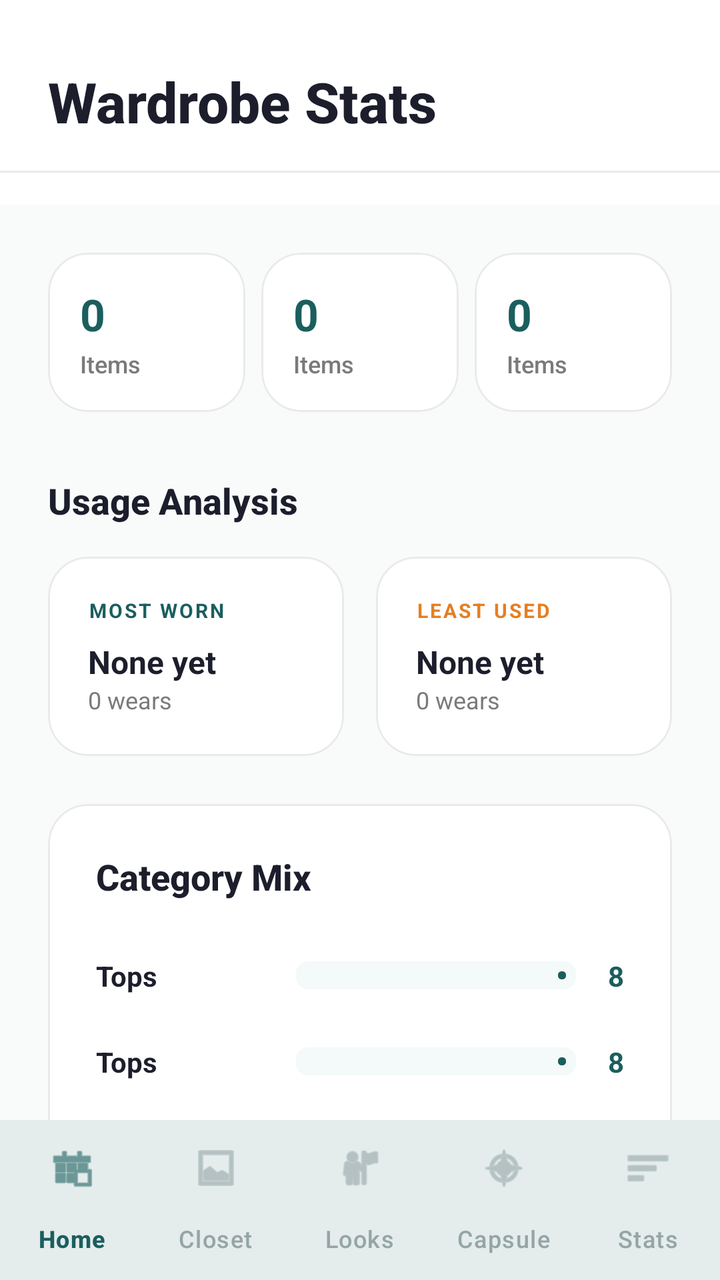
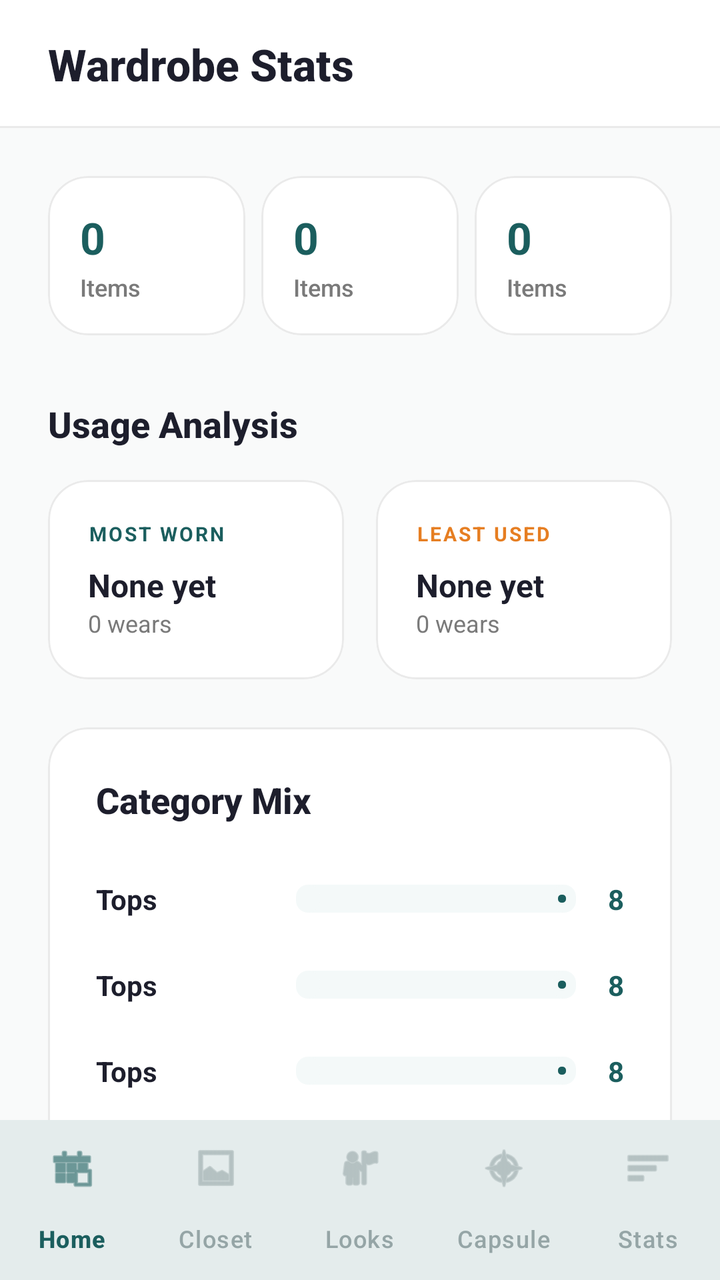

Screens rendered from an Android XML layout before and after an edit, with the pre-edit source and the edit as a unified diff.
<!-- AndroidManifest.xml: application theme Theme.FitsForYou -->
<!-- res/layout/activity_stats.xml -->
<?xml version="1.0" encoding="utf-8"?>
<androidx.constraintlayout.widget.ConstraintLayout xmlns:android="http://schemas.android.com/apk/res/android"
    xmlns:app="http://schemas.android.com/apk/res-auto"
    android:id="@+id/statsRoot"
    android:layout_width="match_parent"
    android:layout_height="match_parent"
    android:background="@color/background">

    
    <androidx.constraintlayout.widget.ConstraintLayout
        android:id="@+id/statsHeader"
        android:layout_width="match_parent"
        android:layout_height="wrap_content"
        android:background="@color/white"
        android:paddingBottom="16dp"
        app:layout_constraintTop_toTopOf="parent">

        <TextView
            android:id="@+id/statsTitle"
            style="@style/TextTitle"
            android:layout_width="wrap_content"
            android:layout_height="wrap_content"
            android:layout_marginStart="24dp"
            android:layout_marginTop="32dp"
            android:text="Wardrobe Stats"
            app:layout_constraintStart_toStartOf="parent"
            app:layout_constraintTop_toTopOf="parent" />

        <View
            android:layout_width="match_parent"
            android:layout_height="1dp"
            android:layout_marginTop="16dp"
            android:background="@color/border"
            app:layout_constraintTop_toBottomOf="@id/statsTitle" />
    </androidx.constraintlayout.widget.ConstraintLayout>

    <androidx.core.widget.NestedScrollView
        android:layout_width="match_parent"
        android:layout_height="0dp"
        android:fillViewport="true"
        app:layout_constraintBottom_toTopOf="@id/bottomNavigation"
        app:layout_constraintTop_toBottomOf="@id/statsHeader">

        <LinearLayout
            android:layout_width="match_parent"
            android:layout_height="wrap_content"
            android:orientation="vertical"
            android:padding="@dimen/spacing_large">

            
            <LinearLayout
                android:layout_width="match_parent"
                android:layout_height="wrap_content"
                android:orientation="horizontal">

                <include
                    layout="@layout/layout_stats_card_modern"
                    android:id="@+id/cardTotalClothes"
                    android:layout_width="0dp"
                    android:layout_height="wrap_content"
                    android:layout_weight="1" />

                <include
                    layout="@layout/layout_stats_card_modern"
                    android:id="@+id/cardTotalOutfits"
                    android:layout_width="0dp"
                    android:layout_height="wrap_content"
                    android:layout_weight="1"
                    android:layout_marginHorizontal="8dp" />

                <include
                    layout="@layout/layout_stats_card_modern"
                    android:id="@+id/cardCapsuleItems"
                    android:layout_width="0dp"
                    android:layout_height="wrap_content"
                    android:layout_weight="1" />
            </LinearLayout>

            <TextView
                style="@style/TextHeader"
                android:layout_width="wrap_content"
                android:layout_height="wrap_content"
                android:layout_marginTop="32dp"
                android:text="Usage Analysis"
                android:textSize="@dimen/text_size_subheader" />

            <LinearLayout
                android:layout_width="match_parent"
                android:layout_height="wrap_content"
                android:layout_marginTop="16dp"
                android:orientation="horizontal">

                <com.google.android.material.card.MaterialCardView
                    android:layout_width="0dp"
                    android:layout_height="wrap_content"
                    android:layout_marginEnd="8dp"
                    android:layout_weight="1"
                    app:cardCornerRadius="@dimen/card_corner_radius"
                    app:cardElevation="0dp"
                    app:strokeColor="@color/border"
                    app:strokeWidth="1dp">

                    <LinearLayout
                        android:layout_width="match_parent"
                        android:layout_height="wrap_content"
                        android:orientation="vertical"
                        android:padding="20dp">

                        <TextView
                            android:layout_width="wrap_content"
                            android:layout_height="wrap_content"
                            android:text="MOST WORN"
                            android:textColor="@color/primary"
                            android:textSize="@dimen/text_size_caption"
                            android:textStyle="bold"
                            android:letterSpacing="0.1" />

                        <TextView
                            android:id="@+id/mostWornTitle"
                            android:layout_width="wrap_content"
                            android:layout_height="wrap_content"
                            android:layout_marginTop="8dp"
                            android:text="None yet"
                            android:textColor="@color/text_primary"
                            android:textSize="@dimen/text_size_body"
                            android:textStyle="bold"
                            android:maxLines="1"
                            android:ellipsize="end" />

                        <TextView
                            android:id="@+id/mostWornCount"
                            android:layout_width="wrap_content"
                            android:layout_height="wrap_content"
                            android:text="0 wears"
                            android:textColor="@color/text_secondary"
                            android:textSize="@dimen/text_size_tiny" />
                    </LinearLayout>
                </com.google.android.material.card.MaterialCardView>

                <com.google.android.material.card.MaterialCardView
                    android:layout_width="0dp"
                    android:layout_height="wrap_content"
                    android:layout_marginStart="8dp"
                    android:layout_weight="1"
                    app:cardCornerRadius="@dimen/card_corner_radius"
                    app:cardElevation="0dp"
                    app:strokeColor="@color/border"
                    app:strokeWidth="1dp">

                    <LinearLayout
                        android:layout_width="match_parent"
                        android:layout_height="wrap_content"
                        android:orientation="vertical"
                        android:padding="20dp">

                        <TextView
                            android:layout_width="wrap_content"
                            android:layout_height="wrap_content"
                            android:text="LEAST USED"
                            android:textColor="@color/outfit_orange"
                            android:textSize="@dimen/text_size_caption"
                            android:textStyle="bold"
                            android:letterSpacing="0.1" />

                        <TextView
                            android:id="@+id/leastWornTitle"
                            android:layout_width="wrap_content"
                            android:layout_height="wrap_content"
                            android:layout_marginTop="8dp"
                            android:text="None yet"
                            android:textColor="@color/text_primary"
                            android:textSize="@dimen/text_size_body"
                            android:textStyle="bold"
                            android:maxLines="1"
                            android:ellipsize="end" />

                        <TextView
                            android:id="@+id/leastWornCount"
                            android:layout_width="wrap_content"
                            android:layout_height="wrap_content"
                            android:text="0 wears"
                            android:textColor="@color/text_secondary"
                            android:textSize="@dimen/text_size_tiny" />
                    </LinearLayout>
                </com.google.android.material.card.MaterialCardView>
            </LinearLayout>

            
            <com.google.android.material.card.MaterialCardView
                android:layout_width="match_parent"
                android:layout_height="wrap_content"
                android:layout_marginTop="24dp"
                app:cardCornerRadius="@dimen/card_corner_radius"
                app:cardElevation="0dp"
                app:strokeColor="@color/border"
                app:strokeWidth="1dp">

                <LinearLayout
                    android:layout_width="match_parent"
                    android:layout_height="wrap_content"
                    android:orientation="vertical"
                    android:padding="24dp">

                    <TextView
                        style="@style/TextHeader"
                        android:layout_width="wrap_content"
                        android:layout_height="wrap_content"
                        android:text="Category Mix"
                        android:textSize="@dimen/text_size_subheader" />

                    <include
                        layout="@layout/layout_stats_bar"
                        android:id="@+id/barTops"
                        android:layout_width="match_parent"
                        android:layout_height="wrap_content"
                        android:layout_marginTop="20dp" />

                    <include
                        layout="@layout/layout_stats_bar"
                        android:id="@+id/barTraditional"
                        android:layout_width="match_parent"
                        android:layout_height="wrap_content"
                        android:layout_marginTop="8dp" />

                    <include
                        layout="@layout/layout_stats_bar"
                        android:id="@+id/barBottoms"
                        android:layout_width="match_parent"
                        android:layout_height="wrap_content"
                        android:layout_marginTop="8dp" />

                    <include
                        layout="@layout/layout_stats_bar"
                        android:id="@+id/barOuterwear"
                        android:layout_width="match_parent"
                        android:layout_height="wrap_content"
                        android:layout_marginTop="8dp" />

                    <include
                        layout="@layout/layout_stats_bar"
                        android:id="@+id/barShoes"
                        android:layout_width="match_parent"
                        android:layout_height="wrap_content"
                        android:layout_marginTop="8dp" />
                </LinearLayout>
            </com.google.android.material.card.MaterialCardView>

            
            <com.google.android.material.card.MaterialCardView
                android:layout_width="match_parent"
                android:layout_height="wrap_content"
                android:layout_marginTop="24dp"
                android:layout_marginBottom="40dp"
                app:cardCornerRadius="@dimen/card_corner_radius"
                app:cardElevation="0dp"
                app:strokeColor="@color/border"
                app:strokeWidth="1dp">

                <LinearLayout
                    android:layout_width="match_parent"
                    android:layout_height="wrap_content"
                    android:orientation="vertical"
                    android:padding="24dp">

                    <TextView
                        style="@style/TextHeader"
                        android:layout_width="wrap_content"
                        android:layout_height="wrap_content"
                        android:text="Wardrobe Insights"
                        android:textSize="@dimen/text_size_subheader" />

                    <LinearLayout
                        android:layout_width="match_parent"
                        android:layout_height="wrap_content"
                        android:layout_marginTop="16dp"
                        android:gravity="center_vertical"
                        android:orientation="horizontal">

                        <TextView
                            android:id="@+id/wearCountBadge"
                            android:layout_width="wrap_content"
                            android:layout_height="wrap_content"
                            android:background="@color/trend_bg"
                            android:paddingHorizontal="14dp"
                            android:paddingVertical="10dp"
                            android:text="Wears: 0"
                            android:textColor="@color/trend_text"
                            android:textStyle="bold"
                            android:textSize="@dimen/text_size_small" />

                        <TextView
                            android:id="@+id/usageInsightText"
                            android:layout_width="0dp"
                            android:layout_height="wrap_content"
                            android:layout_marginStart="20dp"
                            android:layout_weight="1"
                            android:text="Keep adding items to see more detailed insights."
                            android:textColor="@color/text_secondary"
                            android:textSize="@dimen/text_size_small" />
                    </LinearLayout>
                </LinearLayout>
            </com.google.android.material.card.MaterialCardView>

        </LinearLayout>
    </androidx.core.widget.NestedScrollView>

    <com.google.android.material.bottomnavigation.BottomNavigationView
        android:id="@+id/bottomNavigation"
        android:layout_width="match_parent"
        android:layout_height="wrap_content"
        android:background="@color/white"
        app:itemIconTint="@color/bottom_nav_selector"
        app:itemTextColor="@color/bottom_nav_selector"
        app:labelVisibilityMode="labeled"
        app:layout_constraintBottom_toBottomOf="parent"
        app:menu="@menu/bottom_nav_menu"
        app:elevation="8dp" />

</androidx.constraintlayout.widget.ConstraintLayout>
<!-- res/layout/layout_stats_card_modern.xml (included above) -->
<?xml version="1.0" encoding="utf-8"?>
<com.google.android.material.card.MaterialCardView xmlns:android="http://schemas.android.com/apk/res/android"
    xmlns:app="http://schemas.android.com/apk/res-auto"
    android:layout_width="match_parent"
    android:layout_height="wrap_content"
    app:cardCornerRadius="@dimen/card_corner_radius"
    app:cardElevation="0dp"
    app:strokeColor="@color/border"
    app:strokeWidth="1dp"
    android:clickable="true"
    android:focusable="true"
    android:foreground="?attr/selectableItemBackground">

    <LinearLayout
        android:layout_width="match_parent"
        android:layout_height="wrap_content"
        android:orientation="vertical"
        android:padding="16dp">

        <TextView
            android:id="@+id/statsValue"
            android:layout_width="wrap_content"
            android:layout_height="wrap_content"
            android:text="0"
            android:textColor="@color/primary"
            android:textSize="@dimen/text_size_header"
            android:textStyle="bold" />

        <TextView
            android:id="@+id/statsLabel"
            android:layout_width="wrap_content"
            android:layout_height="wrap_content"
            android:layout_marginTop="2dp"
            android:text="Items"
            android:textColor="@color/text_secondary"
            android:textSize="@dimen/text_size_tiny"
            android:fontFamily="sans-serif-medium" />
    </LinearLayout>
</com.google.android.material.card.MaterialCardView>
<!-- res/layout/layout_stats_bar.xml (included above) -->
<?xml version="1.0" encoding="utf-8"?>
<LinearLayout xmlns:android="http://schemas.android.com/apk/res/android"
    xmlns:app="http://schemas.android.com/apk/res-auto"
    android:layout_width="match_parent"
    android:layout_height="wrap_content"
    android:gravity="center_vertical"
    android:orientation="horizontal"
    android:paddingVertical="8dp">

    <TextView
        android:id="@+id/barLabel"
        android:layout_width="100dp"
        android:layout_height="wrap_content"
        android:text="Tops"
        android:textColor="@color/text_primary"
        android:textSize="@dimen/text_size_small"
        android:textStyle="bold" />

    <com.google.android.material.progressindicator.LinearProgressIndicator
        android:id="@+id/barIndicator"
        android:layout_width="0dp"
        android:layout_height="wrap_content"
        android:layout_weight="1"
        android:progress="80"
        app:indicatorColor="@color/primary"
        app:trackColor="@color/primary_xlight"
        app:trackCornerRadius="6dp"
        app:trackThickness="14dp" />

    <TextView
        android:id="@+id/barValue"
        android:layout_width="wrap_content"
        android:layout_height="wrap_content"
        android:layout_marginStart="16dp"
        android:text="8"
        android:textColor="@color/primary"
        android:textSize="@dimen/text_size_small"
        android:textStyle="bold" />
</LinearLayout>
<!-- resources referenced by this layout -->
<resources>
  <color name="background">#F9FAFA</color>
  <color name="border">#EAEAEA</color>
  <color name="outfit_orange">#E67E22</color>
  <color name="primary">#1B5E5E</color>
  <color name="primary_xlight">#F4F9F9</color>
  <color name="text_primary">#1D1E2C</color>
  <color name="text_secondary">#7A7A7A</color>
  <color name="trend_bg">#E6F4F1</color>
  <color name="trend_text">#1B5E5E</color>
  <color name="white">#FFFFFFFF</color>
  <dimen name="card_corner_radius">20dp</dimen>
  <dimen name="spacing_large">24dp</dimen>
  <dimen name="text_size_body">16sp</dimen>
  <dimen name="text_size_caption">10sp</dimen>
  <dimen name="text_size_header">22sp</dimen>
  <dimen name="text_size_small">14sp</dimen>
  <dimen name="text_size_subheader">18sp</dimen>
  <dimen name="text_size_tiny">12sp</dimen>
  <style name="TextHeader">
          <item name="android:textSize">@dimen/text_size_header</item>
          <item name="android:textStyle">bold</item>
          <item name="android:textColor">@color/text_primary</item>
          <item name="android:fontFamily">sans-serif-medium</item>
      </style>
  <style name="TextTitle">
          <item name="android:textSize">@dimen/text_size_title</item>
          <item name="android:textStyle">bold</item>
          <item name="android:textColor">@color/text_primary</item>
          <item name="android:fontFamily">sans-serif-medium</item>
      </style>
  <style name="Theme.FitsForYou" parent="Base.Theme.FitsForYou" />
  <dimen name="text_size_title">28sp</dimen>
  <style name="Base.Theme.FitsForYou" parent="Theme.Material3.DayNight.NoActionBar">
          <item name="colorPrimary">@color/primary</item>
          <item name="colorOnPrimary">@color/on_primary</item>
          <item name="colorSecondary">@color/secondary</item>
          <item name="colorOnSecondary">@color/on_secondary</item>
          <item name="android:windowBackground">@color/background</item>
          <item name="colorSurface">@color/surface</item>
          <item name="colorOnSurface">@color/on_surface</item>
      </style>
  <color name="on_primary">#FFFFFF</color>
  <color name="secondary">#1B5E5E</color>
  <color name="on_secondary">#FFFFFF</color>
  <color name="surface">#FFFFFF</color>
  <color name="on_surface">#1B5E5E</color>
</resources>

<!-- the commit's change to res/layout/activity_stats.xml (unified diff, before → after) -->
@@ -10,28 +10,26 @@
     <androidx.constraintlayout.widget.ConstraintLayout
         android:id="@+id/statsHeader"
         android:layout_width="match_parent"
-        android:layout_height="wrap_content"
+        android:layout_height="@dimen/header_height"
         android:background="@color/white"
-        android:paddingBottom="16dp"
         app:layout_constraintTop_toTopOf="parent">
 
         <TextView
             android:id="@+id/statsTitle"
-            style="@style/TextTitle"
+            style="@style/TextHeader"
             android:layout_width="wrap_content"
             android:layout_height="wrap_content"
-            android:layout_marginStart="24dp"
-            android:layout_marginTop="32dp"
+            android:layout_marginStart="@dimen/spacing_large"
             android:text="Wardrobe Stats"
+            app:layout_constraintBottom_toBottomOf="parent"
             app:layout_constraintStart_toStartOf="parent"
             app:layout_constraintTop_toTopOf="parent" />
 
         <View
             android:layout_width="match_parent"
             android:layout_height="1dp"
-            android:layout_marginTop="16dp"
             android:background="@color/border"
-            app:layout_constraintTop_toBottomOf="@id/statsTitle" />
+            app:layout_constraintBottom_toBottomOf="parent" />
     </androidx.constraintlayout.widget.ConstraintLayout>
 
     <androidx.core.widget.NestedScrollView
@@ -66,7 +64,7 @@
                     android:layout_width="0dp"
                     android:layout_height="wrap_content"
                     android:layout_weight="1"
-                    android:layout_marginHorizontal="8dp" />
+                    android:layout_marginHorizontal="@dimen/spacing_small" />
 
                 <include
                     layout="@layout/layout_stats_card_modern"
@@ -80,20 +78,20 @@
                 style="@style/TextHeader"
                 android:layout_width="wrap_content"
                 android:layout_height="wrap_content"
-                android:layout_marginTop="32dp"
+                android:layout_marginTop="@dimen/spacing_xlarge"
                 android:text="Usage Analysis"
                 android:textSize="@dimen/text_size_subheader" />
 
             <LinearLayout
                 android:layout_width="match_parent"
                 android:layout_height="wrap_content"
-                android:layout_marginTop="16dp"
+                android:layout_marginTop="@dimen/spacing_medium"
                 android:orientation="horizontal">
 
                 <com.google.android.material.card.MaterialCardView
                     android:layout_width="0dp"
                     android:layout_height="wrap_content"
-                    android:layout_marginEnd="8dp"
+                    android:layout_marginEnd="@dimen/spacing_small"
                     android:layout_weight="1"
                     app:cardCornerRadius="@dimen/card_corner_radius"
                     app:cardElevation="0dp"
@@ -140,7 +138,7 @@
                 <com.google.android.material.card.MaterialCardView
                     android:layout_width="0dp"
                     android:layout_height="wrap_content"
-                    android:layout_marginStart="8dp"
+                    android:layout_marginStart="@dimen/spacing_small"
                     android:layout_weight="1"
                     app:cardCornerRadius="@dimen/card_corner_radius"
                     app:cardElevation="0dp"
@@ -189,7 +187,7 @@
             <com.google.android.material.card.MaterialCardView
                 android:layout_width="match_parent"
                 android:layout_height="wrap_content"
-                android:layout_marginTop="24dp"
+                android:layout_marginTop="@dimen/spacing_large"
                 app:cardCornerRadius="@dimen/card_corner_radius"
                 app:cardElevation="0dp"
                 app:strokeColor="@color/border"
@@ -199,7 +197,7 @@
                     android:layout_width="match_parent"
                     android:layout_height="wrap_content"
                     android:orientation="vertical"
-                    android:padding="24dp">
+                    android:padding="@dimen/spacing_large">
 
                     <TextView
                         style="@style/TextHeader"
@@ -249,7 +247,7 @@
             <com.google.android.material.card.MaterialCardView
                 android:layout_width="match_parent"
                 android:layout_height="wrap_content"
-                android:layout_marginTop="24dp"
+                android:layout_marginTop="@dimen/spacing_large"
                 android:layout_marginBottom="40dp"
                 app:cardCornerRadius="@dimen/card_corner_radius"
                 app:cardElevation="0dp"
@@ -260,7 +258,7 @@
                     android:layout_width="match_parent"
                     android:layout_height="wrap_content"
                     android:orientation="vertical"
-                    android:padding="24dp">
+                    android:padding="@dimen/spacing_large">
 
                     <TextView
                         style="@style/TextHeader"
@@ -272,7 +270,7 @@
                     <LinearLayout
                         android:layout_width="match_parent"
                         android:layout_height="wrap_content"
-                        android:layout_marginTop="16dp"
+                        android:layout_marginTop="@dimen/spacing_medium"
                         android:gravity="center_vertical"
                         android:orientation="horizontal">
 
@@ -335,7 +333,7 @@
         android:layout_width="match_parent"
         android:layout_height="wrap_content"
         android:orientation="vertical"
-        android:padding="16dp">
+        android:padding="@dimen/spacing_medium">
 
         <TextView
             android:id="@+id/statsValue"
@@ -365,7 +363,7 @@
     android:layout_height="wrap_content"
     android:gravity="center_vertical"
     android:orientation="horizontal"
-    android:paddingVertical="8dp">
+    android:paddingVertical="@dimen/spacing_small">
 
     <TextView
         android:id="@+id/barLabel"
<!-- resource entries referenced after the edit -->
@@ -11,7 +11,11 @@
   <color name="trend_text">#1B5E5E</color>
   <color name="white">#FFFFFFFF</color>
   <dimen name="card_corner_radius">20dp</dimen>
+  <dimen name="header_height">64dp</dimen>
   <dimen name="spacing_large">24dp</dimen>
+  <dimen name="spacing_medium">16dp</dimen>
+  <dimen name="spacing_small">8dp</dimen>
+  <dimen name="spacing_xlarge">32dp</dimen>
   <dimen name="text_size_body">16sp</dimen>
   <dimen name="text_size_caption">10sp</dimen>
   <dimen name="text_size_header">22sp</dimen>
@@ -24,14 +28,7 @@
           <item name="android:textColor">@color/text_primary</item>
           <item name="android:fontFamily">sans-serif-medium</item>
       </style>
-  <style name="TextTitle">
-          <item name="android:textSize">@dimen/text_size_title</item>
-          <item name="android:textStyle">bold</item>
-          <item name="android:textColor">@color/text_primary</item>
-          <item name="android:fontFamily">sans-serif-medium</item>
-      </style>
   <style name="Theme.FitsForYou" parent="Base.Theme.FitsForYou" />
-  <dimen name="text_size_title">28sp</dimen>
   <style name="Base.Theme.FitsForYou" parent="Theme.Material3.DayNight.NoActionBar">
           <item name="colorPrimary">@color/primary</item>
           <item name="colorOnPrimary">@color/on_primary</item>
